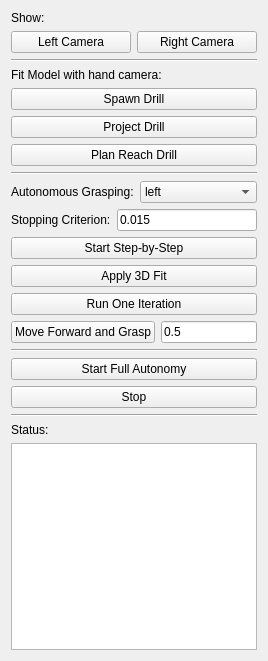
openhumanoids/oh-distro, file software/ddapp/src/app/ddPFGrasp.ui: the form before one commit.
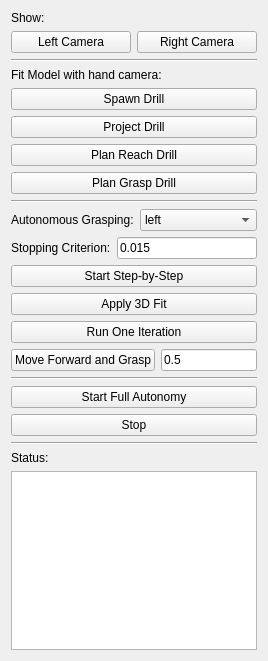
The form after the commit.

Commit message: add plan grasp with line motion

The edit to the form file:
```diff
--- a/software/ddapp/src/app/ddPFGrasp.ui
+++ b/software/ddapp/src/app/ddPFGrasp.ui
@@ -80,6 +80,13 @@
      </property>
     </widget>
    </item>
+   <item>
+    <widget class="QPushButton" name="graspDrillButton">
+     <property name="text">
+      <string>Plan Grasp Drill</string>
+     </property>
+    </widget>
+   </item>
    <item>
     <widget class="Line" name="line_6">
      <property name="orientation">
```
Left out of the diff: 8 changed lines with no effect on the pictures. The commit also changes 2 other files.
